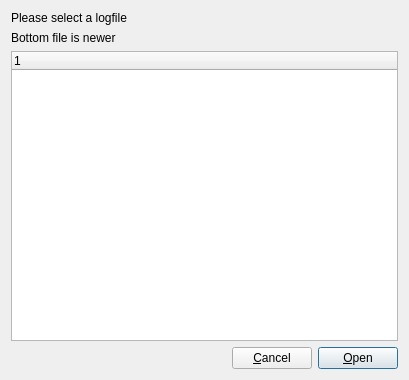
Before: the Qt Designer form fsfileselectdialog.ui in futr/sensorreader, drawn with Qt 5.
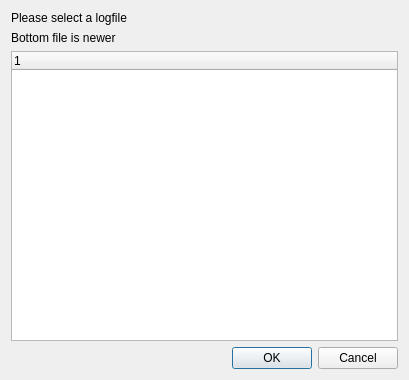
After: the same form once the commit is applied.

```diff
--- a/fsfileselectdialog.ui
+++ b/fsfileselectdialog.ui
@@ -41,38 +41,11 @@
     </widget>
    </item>
    <item>
-    <layout class="QHBoxLayout" name="horizontalLayout">
-     <item>
-      <spacer name="horizontalSpacer">
-       <property name="orientation">
-        <enum>Qt::Horizontal</enum>
-       </property>
-       <property name="sizeHint" stdset="0">
-        <size>
-         <width>40</width>
-         <height>20</height>
-        </size>
-       </property>
-      </spacer>
-     </item>
-     <item>
-      <widget class="QPushButton" name="cancelButton">
-       <property name="text">
-        <string>&amp;Cancel</string>
-       </property>
-      </widget>
-     </item>
-     <item>
-      <widget class="QPushButton" name="openButton">
-       <property name="text">
-        <string>&amp;Open</string>
-       </property>
-       <property name="default">
-        <bool>true</bool>
-       </property>
-      </widget>
-     </item>
-    </layout>
+    <widget class="QDialogButtonBox" name="buttonBox">
+     <property name="standardButtons">
+      <set>QDialogButtonBox::Cancel|QDialogButtonBox::Ok</set>
+     </property>
+    </widget>
    </item>
   </layout>
  </widget>
```
Left out of the diff: 31 changed lines with no effect on the pictures.
